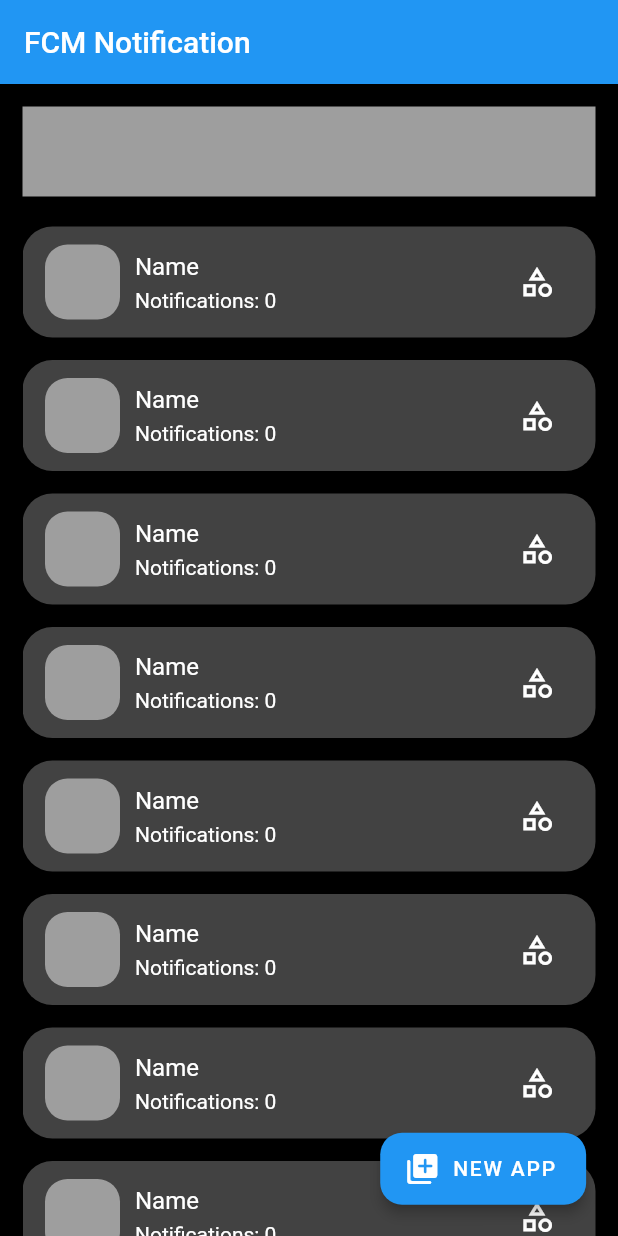
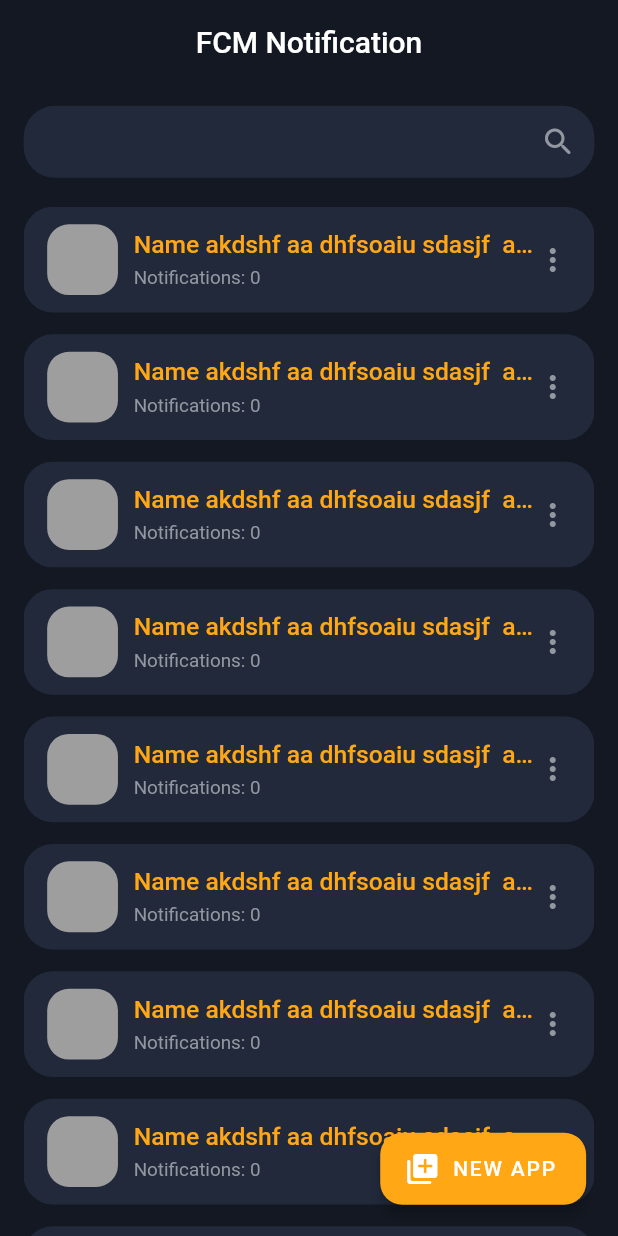
Before and after one commit to motasimfuad/fcm_notification, a Flutter app: the screen it shows after launch, on a phone screen of 412 x 824 dp. Run offline on Flutter 3.47's test engine with Material 2 defaults, Android fonts, the phone set to English and light mode, and no system bars; our stand-ins replace bloc, equatable, flutter_screenutil.

Commit message:
apps list page updated

```diff
--- /dev/null
+++ b/lib/core/constants/colors.dart
@@ -0,0 +1,37 @@
+import 'package:flutter/material.dart';
+
+class KColors {
+  static const grey = Color(0xffb4c9de);
+  static const greyLight = Color(0xfff8f8fa);
+  static const green = Color(0xff02A499);
+  static const blue = Color(0xff1BB1E7);
+
+  static const success = Color(0xff02a499);
+  static const danger = Color(0xffec4561);
+  static const warning = Color(0xfff8b425);
+  static const info = Color(0xff38a4f8);
+
+  static const secondaryLight = Color(0xffffb944);
+  static const secondary = Color(0xffFFA715);
+  static const secondaryDark = Color(0xffcc8611);
+
+  static final background = primary.shade900;
+  static final primaryLight = primary.shade200;
+
+  static const int _primaryValue = 0xff21293b;
+  static const MaterialColor primary = MaterialColor(
+    _primaryValue,
+    <int, Color>{
+      50: Color(0xffe9eaec), //10%
+      100: Color(0xffbec0c6), //20%
+      200: Color(0xff9297a0), //30%
+      300: Color(0xff3b4354), //40%
+      400: Color(0xff252e41), //50%
+      500: Color(_primaryValue), //60%
+      600: Color(0xff1e2534), //70%
+      700: Color(0xff1a202e), //80%
+      800: Color(0xff1b2230), //90%
+      900: Color(0xff131822),
+    },
+  );
+}
--- /dev/null
+++ b/lib/core/themes/app_theme.dart
@@ -0,0 +1,26 @@
+import 'package:flutter/material.dart';
+
+import '../constants/colors.dart';
+
+class AppTheme {
+  const AppTheme._();
+  static final lightTheme = ThemeData(
+    primarySwatch: KColors.primary,
+    canvasColor: Colors.white,
+    bottomNavigationBarTheme: BottomNavigationBarThemeData(
+      backgroundColor: Colors.brown.shade50,
+    ),
+    // appBarTheme: AppBarTheme(titleTextStyle: TextStyle()),
+    visualDensity: VisualDensity.adaptivePlatformDensity,
+  );
+
+  // static final darkTheme = ThemeData(
+  //   primarySwatch: darkSwatch,
+  //   backgroundColor: darkSwatch,
+  //   canvasColor: darkSwatch.shade900,
+  //   bottomNavigationBarTheme: BottomNavigationBarThemeData(
+  //     backgroundColor: Colors.deepOrange.shade50,
+  //   ),
+  //   visualDensity: VisualDensity.adaptivePlatformDensity,
+  // );
+}
--- a/lib/core/widgets/k_fab.dart
+++ b/lib/core/widgets/k_fab.dart
@@ -1,3 +1,4 @@
+import 'package:fcm_notification/core/constants/colors.dart';
 import 'package:flutter/material.dart';
 import 'package:flutter_screenutil/flutter_screenutil.dart';
 
@@ -23,6 +24,7 @@ class KFab extends StatelessWidget {
         elevation: 3.5,
         onPressed: onPressed,
         tooltip: label,
+        backgroundColor: KColors.secondary,
         icon: icon != null ? Icon(icon) : const SizedBox.shrink(),
         label: Text(label),
         shape: RoundedRectangleBorder(
--- /dev/null
+++ b/lib/core/widgets/k_textfield.dart
@@ -0,0 +1,79 @@
+import 'package:flutter/material.dart';
+import 'package:flutter_screenutil/flutter_screenutil.dart';
+
+import '../constants/colors.dart';
+
+class KTextField extends StatelessWidget {
+  final String? hintText;
+  final bool autofocus;
+  final IconData? suffixIcon;
+  final Function()? onSuffixTap;
+  final Function(String)? onSubmitted;
+  final TextInputAction? textInputAction;
+  final TextEditingController? controller;
+  final FocusNode? focusNode;
+  final Color? bgColor;
+  const KTextField({
+    Key? key,
+    this.hintText,
+    this.autofocus = false,
+    this.suffixIcon,
+    this.onSuffixTap,
+    this.onSubmitted,
+    this.textInputAction,
+    this.controller,
+    this.focusNode,
+    this.bgColor,
+  }) : super(key: key);
+
+  @override
+  Widget build(BuildContext context) {
+    return TextFormField(
+      autofocus: autofocus,
+      controller: controller,
+      focusNode: focusNode,
+      onFieldSubmitted: onSubmitted,
+      textInputAction: textInputAction,
+      style: TextStyle(
+        color: KColors.primaryLight,
+      ),
+      decoration: InputDecoration(
+        hintText: hintText,
+        enabledBorder: OutlineInputBorder(
+          borderRadius: BorderRadius.circular(20.w),
+          borderSide: const BorderSide(
+            color: Colors.transparent,
+          ),
+        ),
+        focusedBorder: OutlineInputBorder(
+          borderRadius: BorderRadius.circular(20.w),
+          borderSide: const BorderSide(
+            color: KColors.secondary,
+            width: 1,
+          ),
+        ),
+        border: OutlineInputBorder(
+          borderRadius: BorderRadius.circular(20.w),
+          borderSide: BorderSide(
+            color: Colors.grey.shade700,
+          ),
+        ),
+        filled: true,
+        fillColor: bgColor ?? Colors.white,
+        contentPadding: EdgeInsets.symmetric(
+          horizontal: 15.w,
+          vertical: 15.h,
+        ),
+        suffixIcon: suffixIcon != null
+            ? GestureDetector(
+                onTap: onSuffixTap,
+                child: Icon(
+                  suffixIcon,
+                  color: KColors.primary.shade200,
+                ),
+              )
+            : null,
+      ),
+    );
+  }
+}
--- a/lib/features/application/presentation/pages/applications_page.dart
+++ b/lib/features/application/presentation/pages/applications_page.dart
@@ -1,5 +1,9 @@
+import 'package:fcm_notification/core/constants/colors.dart';
 import 'package:fcm_notification/core/widgets/k_fab.dart';
+import 'package:fcm_notification/core/widgets/k_textfield.dart';
+import 'package:fcm_notification/features/application/presentation/widgets/app_list_item.dart';
 import 'package:flutter/material.dart';
+import 'package:flutter_screenutil/flutter_screenutil.dart';
 
 class ApplicationsPage extends StatelessWidget {
   const ApplicationsPage({Key? key}) : super(key: key);
@@ -7,89 +11,37 @@ class ApplicationsPage extends StatelessWidget {
   @override
   Widget build(BuildContext context) {
     return Scaffold(
-      backgroundColor: Colors.black,
+      backgroundColor: KColors.background,
       appBar: AppBar(
         title: const Text('FCM Notification'),
+        backgroundColor: KColors.background,
+        elevation: 0,
+        centerTitle: true,
       ),
       body: SafeArea(
         child: Padding(
-          padding: const EdgeInsets.only(
-            left: 15,
-            right: 15,
-            top: 15,
+          padding: EdgeInsets.only(
+            left: 15.w,
+            right: 15.w,
+            top: 15.h,
           ),
           child: Column(
             mainAxisAlignment: MainAxisAlignment.start,
             children: [
-              Container(
-                color: Colors.grey,
-                height: 60,
+              Padding(
+                padding: EdgeInsets.only(bottom: 20.h),
+                child: const KTextField(
+                  suffixIcon: Icons.search_rounded,
+                  bgColor: KColors.primary,
+                ),
               ),
               Expanded(
                 child: ListView.builder(
-                  padding: const EdgeInsets.only(top: 20),
+                  keyboardDismissBehavior:
+                      ScrollViewKeyboardDismissBehavior.onDrag,
                   itemCount: 20,
                   itemBuilder: (BuildContext context, int index) {
-                    return Container(
-                      padding: const EdgeInsets.symmetric(
-                        horizontal: 15,
-                        vertical: 12,
-                      ),
-                      // height: 75,
-                      margin: const EdgeInsets.only(
-                        bottom: 15,
-                      ),
-                      decoration: BoxDecoration(
-                        color: Colors.grey.shade800,
-                        borderRadius: BorderRadius.circular(20),
-                      ),
-                      child: Row(
-                        mainAxisAlignment: MainAxisAlignment.spaceBetween,
-                        children: [
-                          Row(
-                            crossAxisAlignment: CrossAxisAlignment.center,
-                            children: [
-                              Container(
-                                height: 50,
-                                width: 50,
-                                decoration: BoxDecoration(
-                                  color: Colors.grey,
-                                  borderRadius: BorderRadius.circular(15),
-                                ),
-                              ),
-                              const SizedBox(width: 10),
-                              Column(
-                                crossAxisAlignment: CrossAxisAlignment.start,
-                                children: const [
-                                  Text(
-                                    'Name',
-                                    style: TextStyle(
-                                      color: Colors.white,
-                                      fontSize: 16,
-                                    ),
-                                  ),
-                                  SizedBox(height: 5),
-                                  Text(
-                                    'Notifications: 0',
-                                    style: TextStyle(
-                                      color: Colors.white,
-                                      fontSize: 14,
-                                    ),
-                                  ),
-                                ],
-                              )
-                            ],
-                          ),
-                          IconButton(
-                            onPressed: () {},
-                            icon: const Icon(
-                              Icons.category_outlined,
-                              color: Colors.white,
-                            ),
-                          )
-                        ],
-                      ),
-                    );
+                    return const AppListItem();
                   },
                 ),
               ),
@@ -99,8 +51,8 @@ class ApplicationsPage extends StatelessWidget {
       ),
       floatingActionButton: KFab(
         label: 'NEW APP',
+        icon: Icons.add_to_photos_rounded,
         onPressed: () {},
-        icon: Icons.add_to_photos_rounded,
       ),
     );
   }
--- /dev/null
+++ b/lib/features/application/presentation/widgets/app_list_item.dart
@@ -0,0 +1,93 @@
+import 'package:flutter/material.dart';
+import 'package:flutter_screenutil/flutter_screenutil.dart';
+
+import '../../../../core/constants/colors.dart';
+
+class AppListItem extends StatelessWidget {
+  const AppListItem({Key? key}) : super(key: key);
+
+  @override
+  Widget build(BuildContext context) {
+    return Container(
+      padding: EdgeInsets.symmetric(
+        horizontal: 15.w,
+        vertical: 12.h,
+      ),
+      margin: EdgeInsets.only(
+        bottom: 15.h,
+      ),
+      decoration: BoxDecoration(
+        color: KColors.primary,
+        borderRadius: BorderRadius.circular(20.r),
+      ),
+      child: Row(
+        mainAxisAlignment: MainAxisAlignment.spaceBetween,
+        children: [
+          Expanded(
+            child: Row(
+              crossAxisAlignment: CrossAxisAlignment.center,
+              children: [
+                const AppListImage(),
+                SizedBox(width: 10.w),
+                Expanded(
+                  child: Column(
+                    crossAxisAlignment: CrossAxisAlignment.start,
+                    children: [
+                      Text(
+                        'Name akdshf aa dhfsoaiu sdasjf  adsfads f',
+                        maxLines: 1,
+                        overflow: TextOverflow.ellipsis,
+                        style: TextStyle(
+                          color: KColors.secondary,
+                          fontWeight: FontWeight.w500,
+                          fontSize: 17.sp,
+                        ),
+                      ),
+                      SizedBox(height: 5.h),
+                      Text(
+                        'Notifications: 0',
+                        style: TextStyle(
+                          color: KColors.primaryLight,
+                          fontSize: 13.sp,
+                        ),
+                      ),
+                    ],
+                  ),
+                )
+              ],
+            ),
+          ),
+          Icon(
+            Icons.more_vert_outlined,
+            color: KColors.primaryLight,
+          ),
+          // IconButton(
+          //   onPressed: () {},
+          //   icon: const Icon(
+          //     Icons.more_vert_outlined,
+          //     color: Colors.white,
+          //   ),
+          // )
+        ],
+      ),
+    );
+  }
+}
+
+class AppListImage extends StatelessWidget {
+  const AppListImage({
+    Key? key,
+  }) : super(key: key);
+
+  @override
+  Widget build(BuildContext context) {
+    return Container(
+      height: 45.w,
+      width: 45.w,
+      decoration: BoxDecoration(
+        color: Colors.grey,
+        borderRadius: BorderRadius.circular(15.r),
+      ),
+    );
+  }
+}
--- a/lib/main.dart
+++ b/lib/main.dart
@@ -1,3 +1,4 @@
+import 'package:fcm_notification/core/themes/app_theme.dart';
 import 'package:flutter/material.dart';
 import 'package:flutter/services.dart';
 import 'package:flutter_screenutil/flutter_screenutil.dart';
@@ -21,7 +22,8 @@ class MyApp extends StatelessWidget {
       builder: (BuildContext context, Widget? child) {
         return MaterialApp(
           debugShowCheckedModeBanner: false,
-          title: 'Flutter Demo',
+          title: 'FCM Notification',
+          theme: AppTheme.lightTheme,
           home: child,
         );
       },
```
Also changed, not shown: lib/features/application/presentation/widgets/app_list_image.dart (added).
